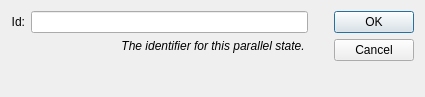
Qt form src/modules/specialized/scxml/dialogs/scxmlparalleldialog.ui (lbellonda/qxmledit) before a commit.
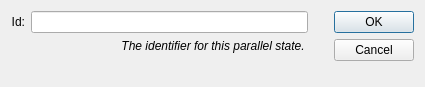
The same form after that commit. Icons and pictures are not drawn.

```diff
--- a/src/modules/specialized/scxml/dialogs/scxmlparalleldialog.ui
+++ b/src/modules/specialized/scxml/dialogs/scxmlparalleldialog.ui
@@ -7,7 +7,7 @@
     <x>0</x>
     <y>0</y>
     <width>425</width>
-    <height>97</height>
+    <height>87</height>
    </rect>
   </property>
   <property name="windowTitle">
```
